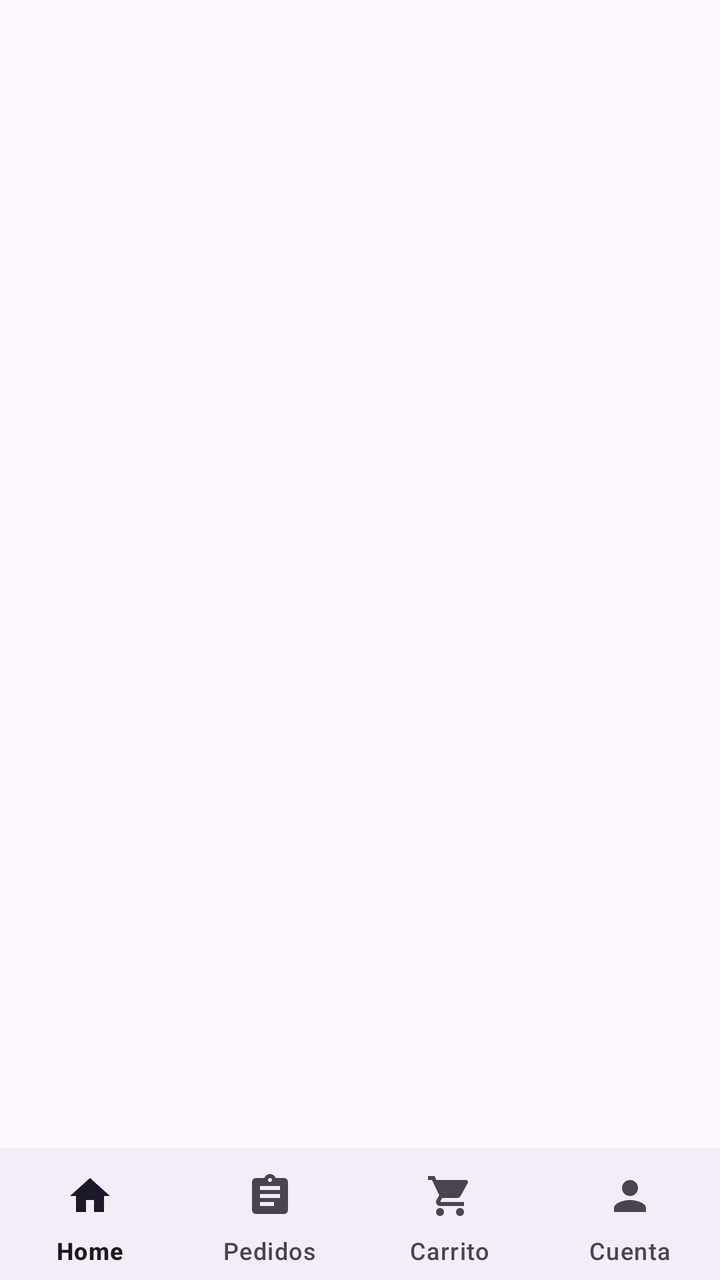
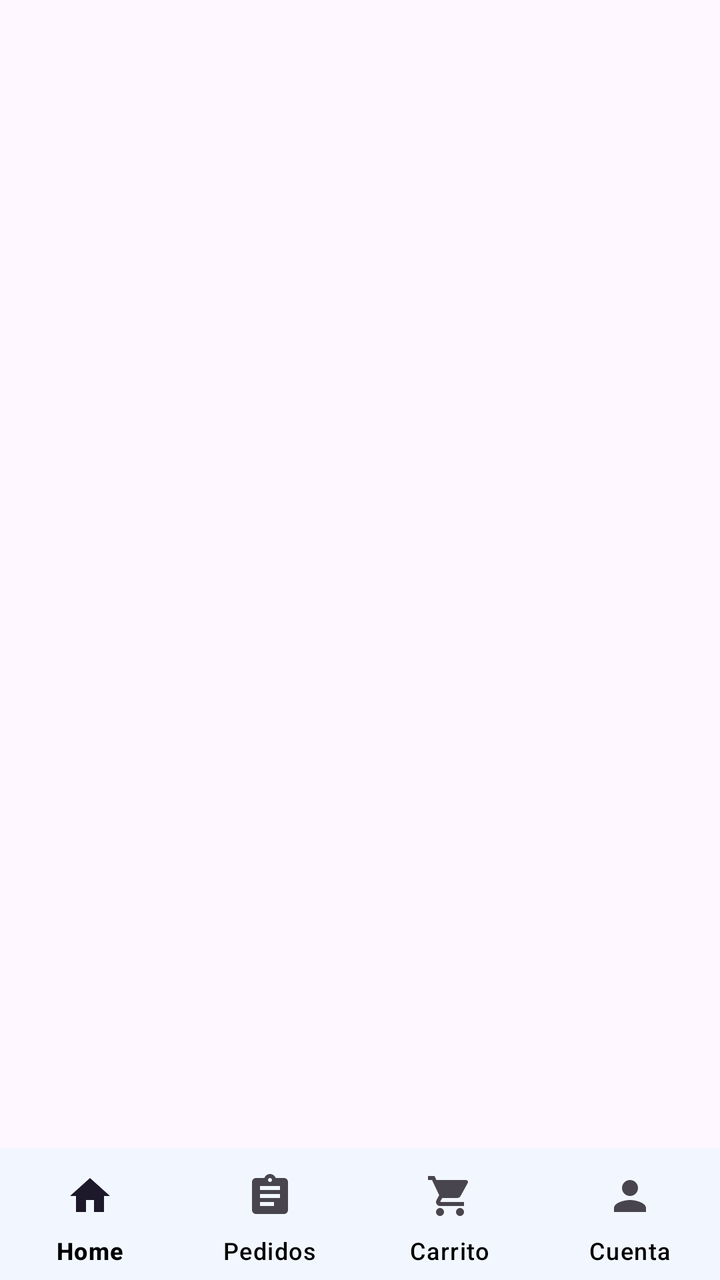

Two renders of the same Android screen: before a commit and after it. Below are the layout's source before the change and the commit's diff.
<!-- AndroidManifest.xml: activity theme Theme.MyApplication -->
<!-- res/layout/activity_main.xml -->
<?xml version="1.0" encoding="utf-8"?>
<LinearLayout xmlns:android="http://schemas.android.com/apk/res/android"
    xmlns:app="http://schemas.android.com/apk/res-auto"
    xmlns:tools="http://schemas.android.com/tools"
    android:layout_width="match_parent"
    android:layout_height="match_parent"
    android:fitsSystemWindows="true"
    android:orientation="vertical"
    tools:context=".features.main.presentation.MainActivity">

    <FrameLayout
        android:id="@+id/frame_layout"
        android:layout_width="match_parent"
        android:layout_weight="1"
        android:layout_height="match_parent"/>

    <com.google.android.material.bottomnavigation.BottomNavigationView
        android:id="@+id/bottomNaV"
        android:layout_width="match_parent"
        app:menu="@menu/menu_main"
        android:layout_height="66dp"
        app:itemPaddingBottom="10dp"
        app:labelVisibilityMode="labeled"/>

</LinearLayout>
<!-- resources referenced by this layout -->
<resources>
  <style name="Theme.MyApplication" parent="Base.Theme.MyApplication" />
  <style name="Base.Theme.MyApplication" parent="Theme.Material3.DayNight.NoActionBar">
          
          
      </style>
</resources>

<!-- the commit's change to res/layout/activity_main.xml (unified diff, before → after) -->
@@ -20,6 +20,8 @@
         app:menu="@menu/menu_main"
         android:layout_height="66dp"
         app:itemPaddingBottom="10dp"
-        app:labelVisibilityMode="labeled"/>
+        app:labelVisibilityMode="labeled"
+        app:itemTextColor="@color/black"
+        android:background="@color/main_screen"/>
 
 </LinearLayout>
<!-- resource entries referenced after the edit -->
@@ -1,5 +1,7 @@
 <!-- resources referenced by this layout -->
 <resources>
+  <color name="black">#FF000000</color>
+  <color name="main_screen">#F2F7FF</color>
   <style name="Theme.MyApplication" parent="Base.Theme.MyApplication" />
   <style name="Base.Theme.MyApplication" parent="Theme.Material3.DayNight.NoActionBar">
           
